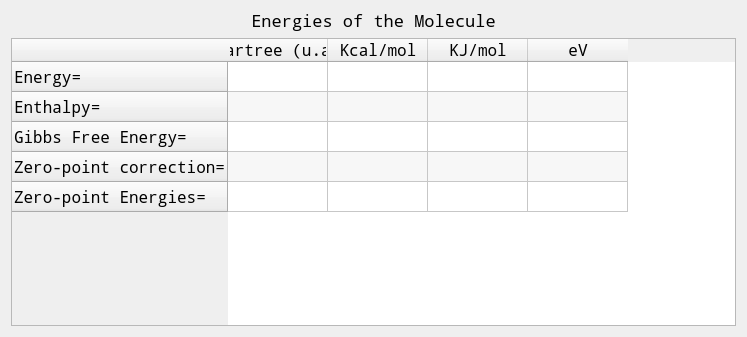
Above: ui/ui_energy.ui from moaz-elesawey/gaussian-spectrum-analyzer before the change. Below: the same form after it.
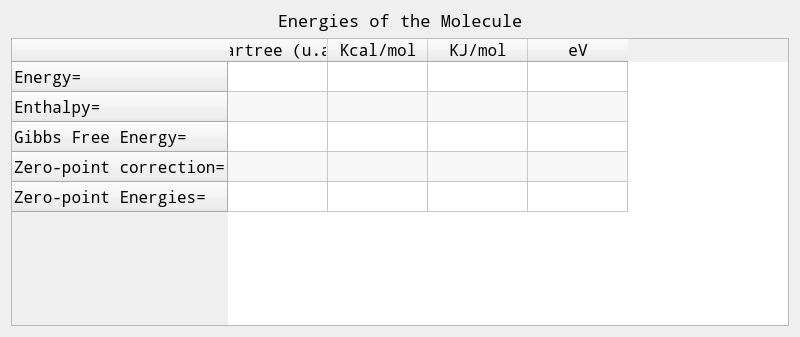
That is the form after the change.

```diff
--- a/ui/ui_energy.ui
+++ b/ui/ui_energy.ui
@@ -6,7 +6,7 @@
    <rect>
     <x>0</x>
     <y>0</y>
-    <width>747</width>
+    <width>800</width>
     <height>337</height>
    </rect>
   </property>
```
